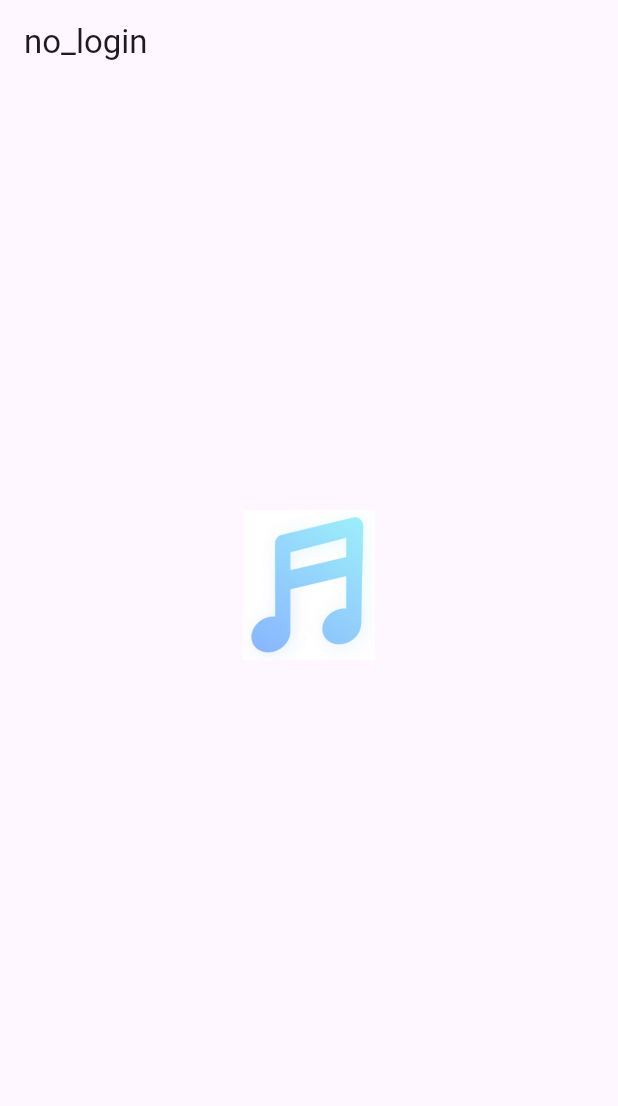
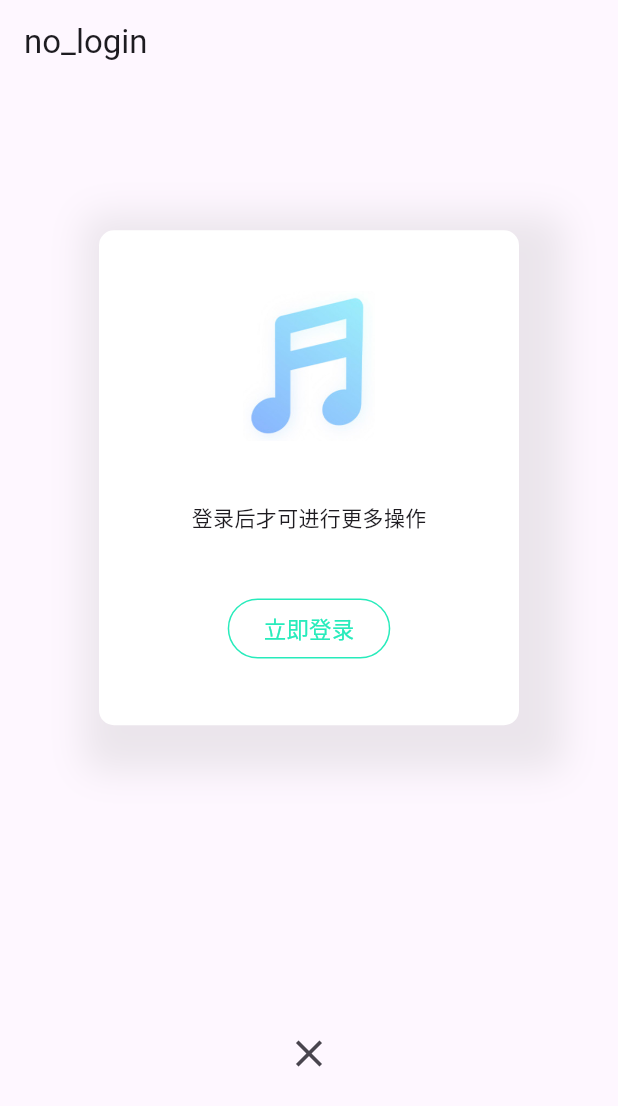
Before and after one commit to bodii/flutter_douban_fm_clone, a Flutter app: the screen it shows after launch, after a tap on "跳过1", on a phone screen of 412 x 824 dp. Shown: the top 1106 px of the screen. Run offline on Flutter 3.47's test engine with Material 2 defaults, Android fonts, the phone set to English and light mode, and no system bars; our stand-ins replace flutter_svg, go_router.

Commit message:
add: no login page style

```diff
--- a/lib/configs/custom_color.dart
+++ b/lib/configs/custom_color.dart
@@ -1,8 +1,8 @@
 import 'package:flutter/material.dart';
 
 class CustomColors {
-  static const Color paimary = Color(0xFF2EFAB4);
-  static const Color secondary = Color(0xFF27EBBB);
+  static const Color paimary = Color(0xFF27EBBB);
+  static const Color secondary = Color(0xFF2EFAB4);
   static const Color tertiary = Color(0xFFA7A7A7);
   static const Color neutral = Color(0xFFFF2753);
   static const Color icon = Color(0xFF01EA97);
--- a/lib/pages/home/views/no_login_page.dart
+++ b/lib/pages/home/views/no_login_page.dart
@@ -1,6 +1,5 @@
 import 'package:flutter/material.dart';
 import 'package:flutter_douban_fm_clone/configs/custom_color.dart';
-import 'package:flutter_svg/flutter_svg.dart';
 
 class NoLoginPage extends StatelessWidget {
   const NoLoginPage({Key? key}) : super(key: key);
@@ -10,21 +9,59 @@ class NoLoginPage extends StatelessWidget {
     return Scaffold(
       appBar: AppBar(title: const Text('no_login')),
       body: Center(
-        child: Container(
-          width: 200,
-          height: 200,
+        child: Column(
+          mainAxisAlignment: MainAxisAlignment.spaceAround,
+          children: [
+            Container(
               decoration: BoxDecoration(
-            borderRadius: BorderRadius.circular(20),
+                color: Colors.white,
+                boxShadow: [
+                  BoxShadow(
+                    color: Colors.grey.withOpacity(0.2),
+                    offset: const Offset(10, 10),
+                    blurRadius: 20,
+                    spreadRadius: 20,
                   ),
+                ],
+                borderRadius: const BorderRadius.all(Radius.circular(10)),
+              ),
+              width: 280,
+              height: 330,
               child: Column(
+                mainAxisAlignment: MainAxisAlignment.spaceEvenly,
                 children: [
                   Image.asset(
                     'assets/icons/music_symbol01.png',
                     width: 100,
                     height: 100,
                   ),
+                  const Text('登录后才可进行更多操作'),
+                  OutlinedButton(
+                    style: OutlinedButton.styleFrom(
+                      side: const BorderSide(color: CustomColors.paimary),
+                      foregroundColor: CustomColors.secondary,
+                    ),
+                    onPressed: () {
+                      debugPrint('go login');
+                    },
+                    child: const Text(
+                      '立即登录',
+                      style: TextStyle(
+                        color: CustomColors.paimary,
+                        fontSize: 15,
+                      ),
+                    ),
+                  )
                 ],
               ),
+            ),
+            IconButton(
+              onPressed: () {
+                debugPrint('关闭');
+              },
+              icon: const Icon(Icons.close, size: 30),
+            ),
+          ],
         ),
       ),
     );
```
Lines whose indentation alone changed are shown as unchanged.
